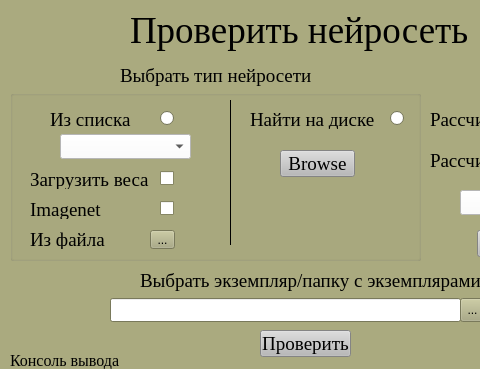
The window that forms/check_window.ui (chda485/Neuronet_constructor) describes before a commit, drawn with Qt 5; both pictures show x 0 to 480 and y 0 to 369 of the 633 by 671 pixel window.
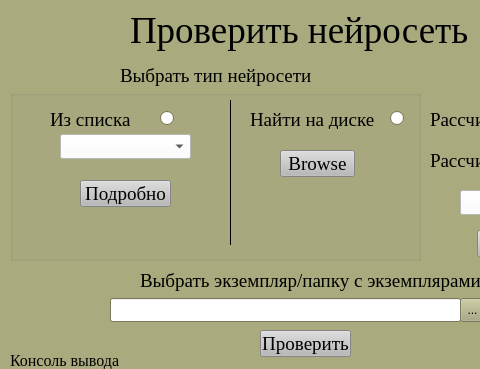
The same window after the commit.

Commit message: Add ready nets for check module

The edit to the form file:
```diff
--- a/forms/check_window.ui
+++ b/forms/check_window.ui
@@ -1199,13 +1199,13 @@
       <string>Из списка</string>
      </property>
     </widget>
-    <widget class="QLabel" name="label_24">
+    <widget class="QPushButton" name="net_settings">
      <property name="geometry">
       <rect>
-       <x>20</x>
-       <y>80</y>
-       <width>121</width>
-       <height>19</height>
+       <x>70</x>
+       <y>90</y>
+       <width>91</width>
+       <height>27</height>
       </rect>
      </property>
      <property name="font">
@@ -1214,109 +1214,11 @@
        <pointsize>14</pointsize>
       </font>
      </property>
-     <property name="text">
-      <string>Загрузить веса</string>
+     <property name="styleSheet">
+      <string notr="true">background-color: rgb(185, 185, 185);</string>
      </property>
-    </widget>
-    <widget class="QCheckBox" name="weights_check">
-     <property name="geometry">
-      <rect>
-       <x>150</x>
-       <y>80</y>
-       <width>16</width>
-       <height>16</height>
-      </rect>
-     </property>
-     <property name="font">
-      <font>
-       <family>Times New Roman</family>
-       <pointsize>12</pointsize>
-      </font>
-     </property>
      <property name="text">
-      <string/>
-     </property>
-     <property name="shortcut">
-      <string comment="1"/>
-     </property>
-     <property name="tristate">
-      <bool>false</bool>
-     </property>
-    </widget>
-    <widget class="QLabel" name="label_25">
-     <property name="geometry">
-      <rect>
-       <x>20</x>
-       <y>110</y>
-       <width>71</width>
-       <height>19</height>
-      </rect>
-     </property>
-     <property name="font">
-      <font>
-       <family>Times New Roman</family>
-       <pointsize>14</pointsize>
-      </font>
-     </property>
-     <property name="text">
-      <string>Imagenet</string>
-     </property>
-    </widget>
-    <widget class="QLabel" name="label_26">
-     <property name="geometry">
-      <rect>
-       <x>20</x>
-       <y>140</y>
-       <width>121</width>
-       <height>19</height>
-      </rect>
-     </property>
-     <property name="font">
-      <font>
-       <family>Times New Roman</family>
-       <pointsize>14</pointsize>
-      </font>
-     </property>
-     <property name="text">
-      <string>Из файла</string>
-     </property>
-    </widget>
-    <widget class="QCheckBox" name="imagenet_check">
-     <property name="geometry">
-      <rect>
-       <x>150</x>
-       <y>110</y>
-       <width>16</width>
-       <height>16</height>
-      </rect>
-     </property>
-     <property name="font">
-      <font>
-       <family>Times New Roman</family>
-       <pointsize>12</pointsize>
-      </font>
-     </property>
-     <property name="text">
-      <string/>
-     </property>
-     <property name="shortcut">
-      <string comment="1"/>
-     </property>
-     <property name="tristate">
-      <bool>false</bool>
-     </property>
-    </widget>
-    <widget class="QToolButton" name="weights_file">
-     <property name="geometry">
-      <rect>
-       <x>140</x>
-       <y>140</y>
-       <width>25</width>
-       <height>19</height>
-      </rect>
-     </property>
-     <property name="text">
-      <string>...</string>
+      <string>Подробно</string>
      </property>
     </widget>
    </widget>
```
The commit also changes 7 other files.
